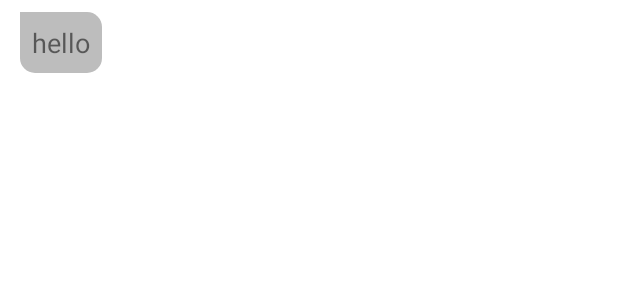
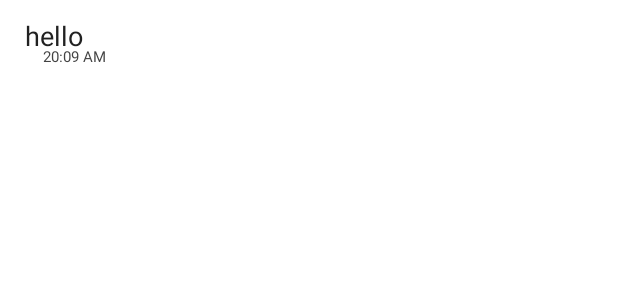
Before and after one commit to khedia/Teams_clone, an Android app: the layout chat_item_left.xml on its own in the app's theme, with its tools: preview values and no code run, on a phone screen of 412 x 824 dp. Shown: the top 300 px of the screen. Run offline under Robolectric (Android 15) with nearby library versions, the phone set to English and light mode, and no system bars.

Commit message:
Chat feature + timing of msgs (#4)
* this is chat

* Added the Chat feature

* Added the timing of the messages in chats

```diff
--- a/app/src/main/res/drawable/background_left.xml
+++ b/app/src/main/res/drawable/background_left.xml
@@ -6,6 +6,6 @@
             android:radius="10dp"
             android:topLeftRadius="0dp"/>
 
-        <solid android:color="@color/colorHintText"/>
+        <solid android:color="@color/colorTextIcons"/>
 
 </shape>
--- a/app/src/main/res/layout/activity_message.xml
+++ b/app/src/main/res/layout/activity_message.xml
@@ -4,7 +4,7 @@
     xmlns:tools="http://schemas.android.com/tools"
     android:layout_width="match_parent"
     android:layout_height="match_parent"
-    android:background="#e6e6e6"
+    android:background="@color/colorChatBoxBackground"
     tools:context=".Activities.MessageActivity">
 
     <LinearLayout
@@ -42,6 +42,7 @@
         android:layout_width="match_parent"
         android:layout_height="match_parent"
         android:id="@+id/recycler_view"
+        android:padding="@dimen/_8sdp"
         android:layout_below="@id/bar_layout"
         android:layout_above="@id/bottom"/>
 
--- a/app/src/main/res/layout/chat_item_left.xml
+++ b/app/src/main/res/layout/chat_item_left.xml
@@ -1,18 +1,21 @@
 <?xml version="1.0" encoding="utf-8"?>
 <RelativeLayout
     xmlns:android="http://schemas.android.com/apk/res/android"
-    android:layout_width="300dp"
-    android:padding="8dp"
+    android:layout_width="280dp"
+    android:padding="1dp"
     android:layout_height="wrap_content">
 
     <TextView
         android:layout_width="wrap_content"
         android:layout_height="wrap_content"
-        android:layout_marginLeft="5dp"
+        android:layout_marginStart="5dp"
         android:text="hello"
         android:id="@+id/show_message"
         android:textSize="18sp"
-        android:padding="8dp"
+        android:padding="10dp"
+        android:paddingEnd="@dimen/_20sdp"
+        android:paddingBottom="@dimen/_30sdp"
+        android:textColor="@color/colorPrimaryText"
         android:background="@drawable/background_left"/>
 
     <TextView
@@ -22,5 +25,17 @@
         android:visibility="gone"
         android:layout_below="@id/show_message"/>
 
+    <TextView
+        android:layout_width="wrap_content"
+        android:layout_height="wrap_content"
+        android:id="@+id/timeOfMessage"
+        android:textSize="10sp"
+        android:layout_toEndOf="@id/show_message"
+        android:layout_marginStart="-60dp"
+        android:layout_marginBottom="-6dp"
+        android:layout_alignBottom="@id/show_message"
+        android:text="20:09 AM"
+        android:padding="7dp"
+        android:textColor="#434343" />
 
 </RelativeLayout>
--- a/app/src/main/res/values/colors.xml
+++ b/app/src/main/res/values/colors.xml
@@ -9,6 +9,7 @@
     <color name="colorTextIcons">#FFFFFF</color>
     <color name="colorBackground">#FAFAFA</color>
     <color name="colorHintText">#BDBDBD</color>
+    <color name="colorChatBoxBackground">#F2F2F2</color>
     <color name="colorMeetingInvitationStart">#4004BB</color>
     <color name="colorMeetingInvitationEnd">#8A1AAA</color>
     <color name="colorHoloGreenLight">#00d024</color>
```
Also changed, not shown: app/src/main/java/com/example/teams_clone/Activities/MainActivity.java (+35 -0 lines), app/src/main/java/com/example/teams_clone/Activities/MessageActivity.java (+59 -57 lines), app/src/main/java/com/example/teams_clone/adapters/MessageAdapter.java (+9 -7 lines), app/src/main/java/com/example/teams_clone/models/Chat.java (+11 -1 lines), app/src/main/res/layout/activity_main.xml (+11 -2 lines), app/src/main/res/layout/chat_item_right.xml (+18 -3 lines).
